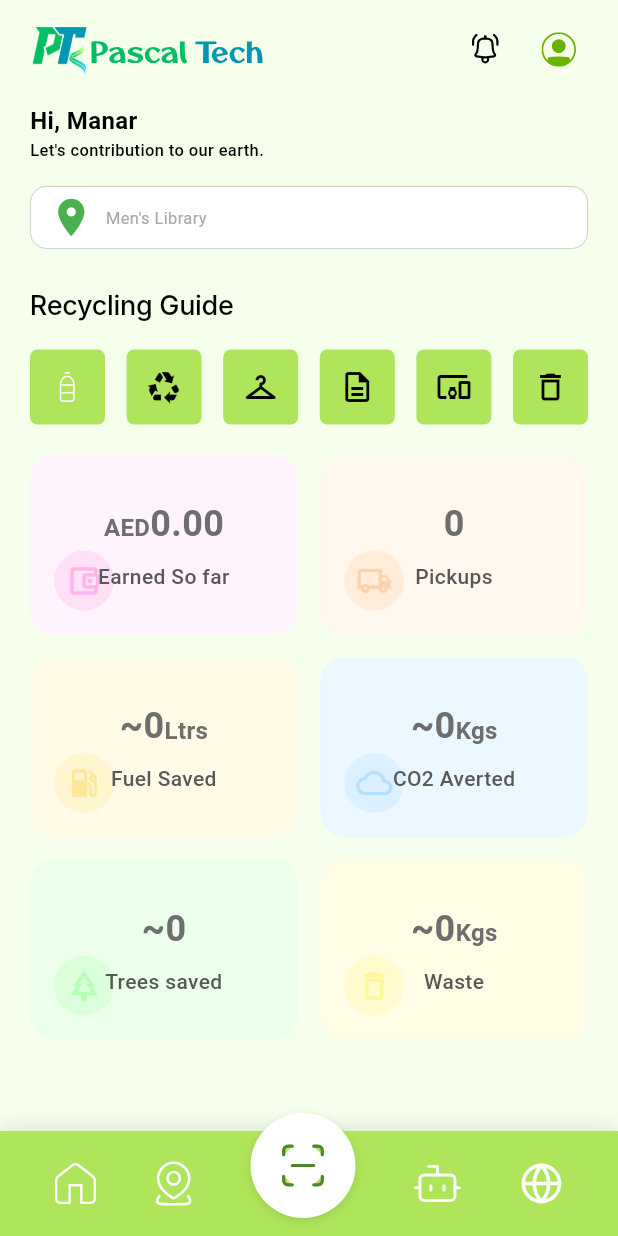
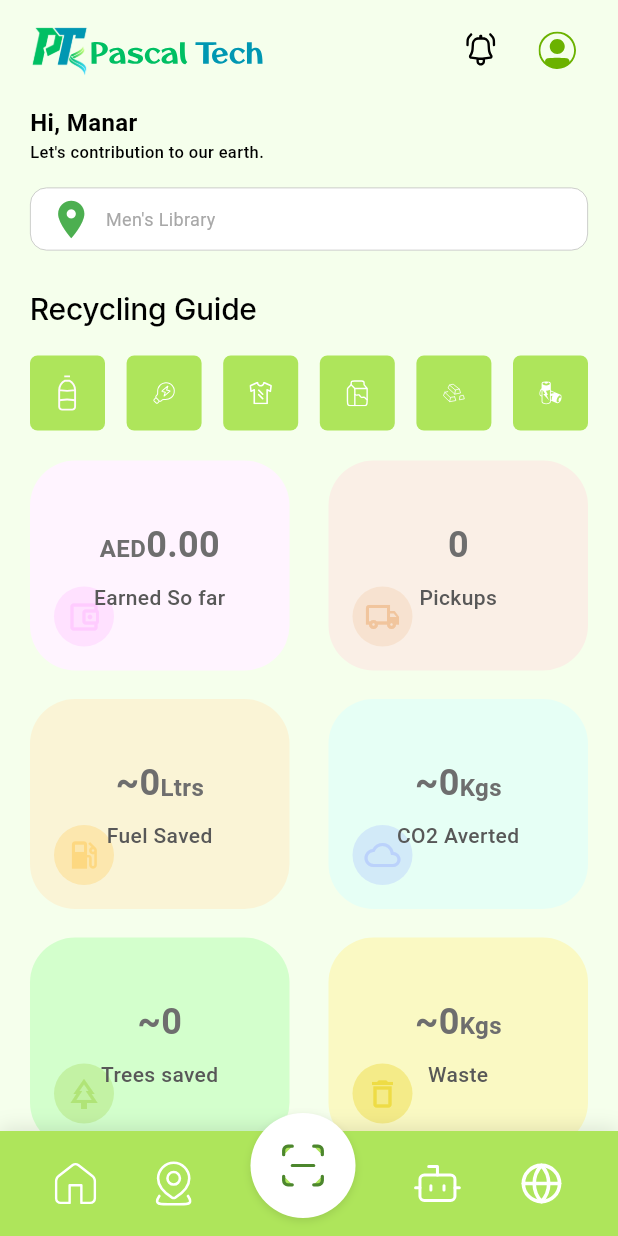
Before and after one commit to nhyan30/EcoAdvisor, a Flutter app: the HomeScreen screen opened directly, on a phone screen of 412 x 824 dp. Run offline on Flutter 3.47's test engine with Material 3 defaults, Android fonts, the phone set to English and light mode, and no system bars; our stand-ins replace flutter_svg, image_picker; Roboto replaces fonts that are missing (Inter, Poppins).

Commit message:
modified home.dart

```diff
--- a/lib/pages/home.dart
+++ b/lib/pages/home.dart
@@ -103,8 +103,8 @@ class HomeScreen extends StatelessWidget {
               padding: const EdgeInsets.all(8),
               child: SvgPicture.asset(
                 'images/notifi.svg',
-                width: 23,
-                height: 23,
+                width: 25,
+                height: 25,
                 fit: BoxFit.contain,
               ),
             ),
@@ -113,8 +113,8 @@ class HomeScreen extends StatelessWidget {
               padding: const EdgeInsets.all(8),
               child: SvgPicture.asset(
                 'images/profile.svg',
-                width: 23,
-                height: 23,
+                width: 25,
+                height: 25,
                 fit: BoxFit.contain,
               ),
             ),
@@ -170,7 +170,7 @@ class HomeScreen extends StatelessWidget {
               'Men\'s Library',
               style: TextStyle(
                 color: Color(0xFFA8A8A8),
-                fontSize: 11,
+                fontSize: 12,
                 fontFamily: 'Poppins',
                 fontWeight: FontWeight.w400,
               ),
@@ -189,7 +189,7 @@ class HomeScreen extends StatelessWidget {
           'Recycling Guide',
           style: TextStyle(
             color: Colors.black,
-            fontSize: 18,
+            fontSize: 20,
             fontFamily: 'Inter',
             fontWeight: FontWeight.w500,
             height: 1.50,
@@ -201,11 +201,11 @@ class HomeScreen extends StatelessWidget {
           mainAxisAlignment: MainAxisAlignment.spaceBetween,
           children: [
             _buildCategoryItem('images/plastic.svg'),
-            _buildCategoryItem(Icons.recycling),
-            _buildCategoryItem(Icons.checkroom),
-            _buildCategoryItem(Icons.description_outlined),
-            _buildCategoryItem(Icons.devices_other),
-            _buildCategoryItem(Icons.delete_outline),
+            _buildCategoryItem('images/electric.svg'),
+            _buildCategoryItem('images/cloth.svg'),
+            _buildCategoryItem('images/carton.svg'),
+            _buildCategoryItem('images/metal.svg'),
+            _buildCategoryItem('images/battery.svg'),
           ],
         ),
       ],
@@ -225,8 +225,8 @@ class HomeScreen extends StatelessWidget {
           : Center(
               child: SvgPicture.asset(
                 icon,
-                width: 11, // Adjust this value to resize the SVG
-                height: 26, // Adjust this value to resize the SVG
+                width: 15, // Adjust this value to resize the SVG
+                height: 24, // Adjust this value to resize the SVG
                 fit: BoxFit.contain, // Optional: ensure consistent color
               ),
             ),
@@ -240,73 +240,73 @@ class HomeScreen extends StatelessWidget {
           children: [
             Expanded(
               child: _buildStatCard(
-                color: Color(0xFFFFF4FE),
+                color: Color(0xFFFFF4FF),
                 title: '0.00',
                 prefix: 'AED',
                 subtitle: 'Earned So far',
                 icon: Icons.account_balance_wallet_outlined,
-                iconColor: Color(0xFFFFB6E6),
+                iconColor: Color(0x7EFEB5FF),
               ),
             ),
-            const SizedBox(width: 15),
+            const SizedBox(width: 26),
             Expanded(
               child: _buildStatCard(
-                color: Color(0xFFFFF8EE),
+                color: Color(0x7EFFDFDF),
                 title: '0',
                 subtitle: 'Pickups',
                 icon: Icons.local_shipping_outlined,
-                iconColor: Color(0xFFFFD2A9),
+                iconColor: Color(0xFFF1C59D),
               ),
             ),
           ],
         ),
-        const SizedBox(height: 15),
+        const SizedBox(height: 19),
         Row(
           children: [
             Expanded(
               child: _buildStatCard(
-                color: Color(0xFFFFFBE6),
+                color: Color(0x7EFFE9C0),
                 title: '~0',
                 subtitle: 'Fuel Saved',
                 suffix: 'Ltrs',
                 icon: Icons.local_gas_station,
-                iconColor: Color(0xFFFFE899),
+                iconColor: Color(0x7EFFC852),
               ),
             ),
-            const SizedBox(width: 15),
+            const SizedBox(width: 26),
             Expanded(
               child: _buildStatCard(
-                color: Color(0xFFECF8FF),
+                color: Color(0x7ED6FFFF),
                 title: '~0',
                 subtitle: 'CO2 Averted',
                 suffix: 'Kgs',
                 icon: Icons.cloud_outlined,
-                iconColor: Color(0xFFB6E0FF),
+                iconColor: Color(0x7EA4B9FF),
               ),
             ),
           ],
         ),
-        const SizedBox(height: 15),
+        const SizedBox(height: 19),
         Row(
           children: [
             Expanded(
               child: _buildStatCard(
-                color: Color(0xFFEBFFEB),
+                color: Color(0x7CAFFFAB),
                 title: '~0',
                 subtitle: 'Trees saved',
                 icon: Icons.park_outlined,
-                iconColor: Color(0xFFB6FFB6),
+                iconColor: Color(0x7E9DD549),
               ),
             ),
-            const SizedBox(width: 15),
+            const SizedBox(width: 26),
             Expanded(
               child: _buildStatCard(
-                color: Color(0xFFFFFDE6),
+                color: Color(0x7EFFF399),
                 title: '~0',
                 subtitle: 'Waste',
                 suffix: 'Kgs',
                 icon: Icons.delete_outline,
-                iconColor: Color(0xFFFFF599),
+                iconColor: Color(0x7EE7CC00),
               ),
             ),
           ],
@@ -325,11 +325,11 @@ class HomeScreen extends StatelessWidget {
     required Color iconColor,
   }) {
     return Container(
-      height: 120,
+      height: 140,
       decoration: ShapeDecoration(
         color: color,
         shape: RoundedRectangleBorder(
-          borderRadius: BorderRadius.circular(16),
+          borderRadius: BorderRadius.circular(30),
         ),
       ),
       child: Stack(
--- a/pubspec.yaml
+++ b/pubspec.yaml
@@ -73,6 +73,11 @@ flutter:
     - images/profile.svg
     - images/plastic.svg
     - images/newchat.svg
+    - images/electric.svg
+    - images/cloth.svg
+    - images/carton.svg
+    - images/metal.svg
+    - images/battery.svg
 
 
   # To add assets to your application, add an assets section, like this:
```
Also changed, not shown: images/battery.svg (added), images/carton.svg (added), images/cloth.svg (added), images/electric.svg (added), images/metal.svg (added).
